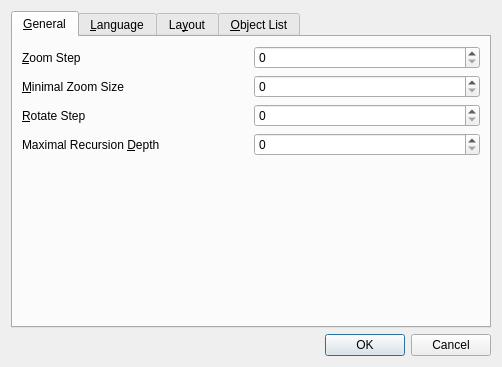
Qt form src/preferencesdialog.ui (formetcs/ppview) before a commit.
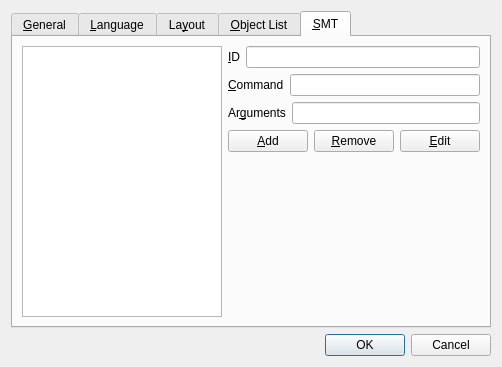
The same form after that commit. The open tabs and pages were chosen to show the change.

```diff
--- a/src/preferencesdialog.ui
+++ b/src/preferencesdialog.ui
@@ -366,6 +366,109 @@
        </item>
       </layout>
      </widget>
+     <widget class="QWidget" name="tabSmt">
+      <attribute name="title">
+       <string>&amp;SMT</string>
+      </attribute>
+      <layout class="QHBoxLayout" name="horizontalLayout_16">
+       <item>
+        <widget class="QListWidget" name="listWidgetSmt"/>
+       </item>
+       <item>
+        <layout class="QVBoxLayout" name="verticalLayout_6">
+         <item>
+          <layout class="QHBoxLayout" name="horizontalLayout_12">
+           <item>
+            <widget class="QLabel" name="label_9">
+             <property name="text">
+              <string>&amp;ID</string>
+             </property>
+             <property name="buddy">
+              <cstring>lineEditId</cstring>
+             </property>
+            </widget>
+           </item>
+           <item>
+            <widget class="QLineEdit" name="lineEditId"/>
+           </item>
+          </layout>
+         </item>
+         <item>
+          <layout class="QHBoxLayout" name="horizontalLayout_13">
+           <item>
+            <widget class="QLabel" name="label_10">
+             <property name="text">
+              <string>&amp;Command</string>
+             </property>
+             <property name="buddy">
+              <cstring>lineEditCommand</cstring>
+             </property>
+            </widget>
+           </item>
+           <item>
+            <widget class="QLineEdit" name="lineEditCommand"/>
+           </item>
+          </layout>
+         </item>
+         <item>
+          <layout class="QHBoxLayout" name="horizontalLayout_14">
+           <item>
+            <widget class="QLabel" name="label_11">
+             <property name="text">
+              <string>Ar&amp;guments</string>
+             </property>
+             <property name="buddy">
+              <cstring>lineEditArguments</cstring>
+             </property>
+            </widget>
+           </item>
+           <item>
+            <widget class="QLineEdit" name="lineEditArguments"/>
+           </item>
+          </layout>
+         </item>
+         <item>
+          <layout class="QHBoxLayout" name="horizontalLayout_15">
+           <item>
+            <widget class="QPushButton" name="pushButtonAdd">
+             <property name="text">
+              <string>&amp;Add</string>
+             </property>
+            </widget>
+           </item>
+           <item>
+            <widget class="QPushButton" name="pushButtonRemove">
+             <property name="text">
+              <string>&amp;Remove</string>
+             </property>
+            </widget>
+           </item>
+           <item>
+            <widget class="QPushButton" name="pushButtonEdit">
+             <property name="text">
+              <string>&amp;Edit</string>
+             </property>
+            </widget>
+           </item>
+          </layout>
+         </item>
+         <item>
+          <spacer name="verticalSpacer_5">
+           <property name="orientation">
+            <enum>Qt::Vertical</enum>
+           </property>
+           <property name="sizeHint" stdset="0">
+            <size>
+             <width>20</width>
+             <height>40</height>
+            </size>
+           </property>
+          </spacer>
+         </item>
+        </layout>
+       </item>
+      </layout>
+     </widget>
     </widget>
    </item>
    <item>
```
Left out of the diff: 8 changed lines with no effect on the pictures.
